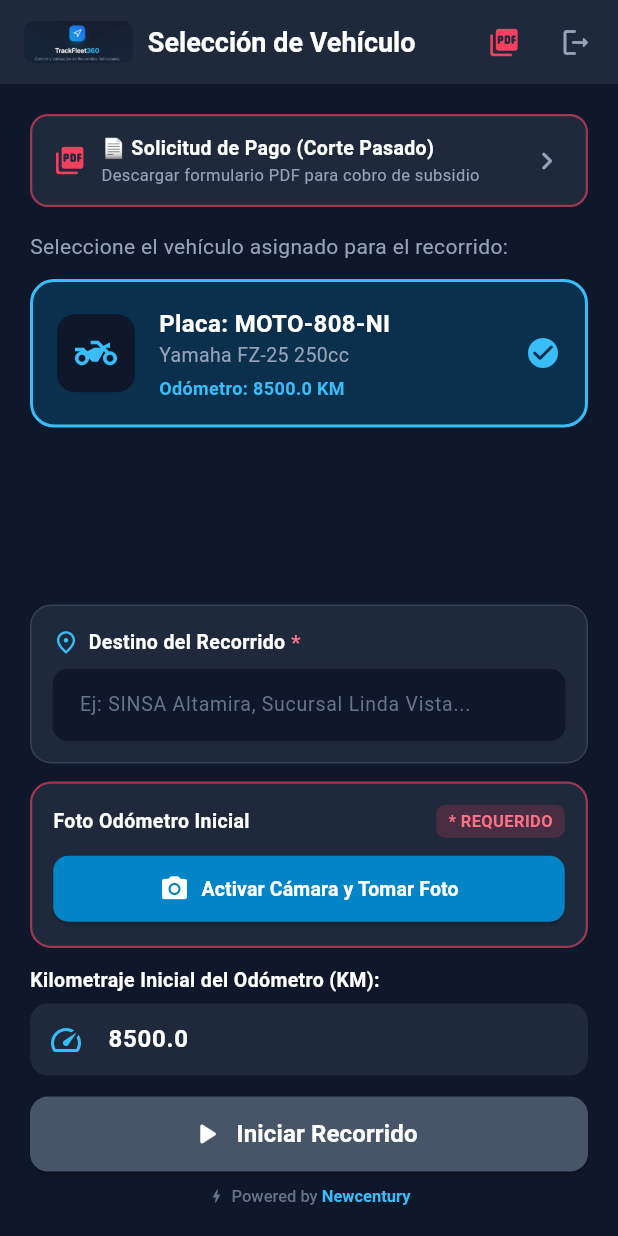
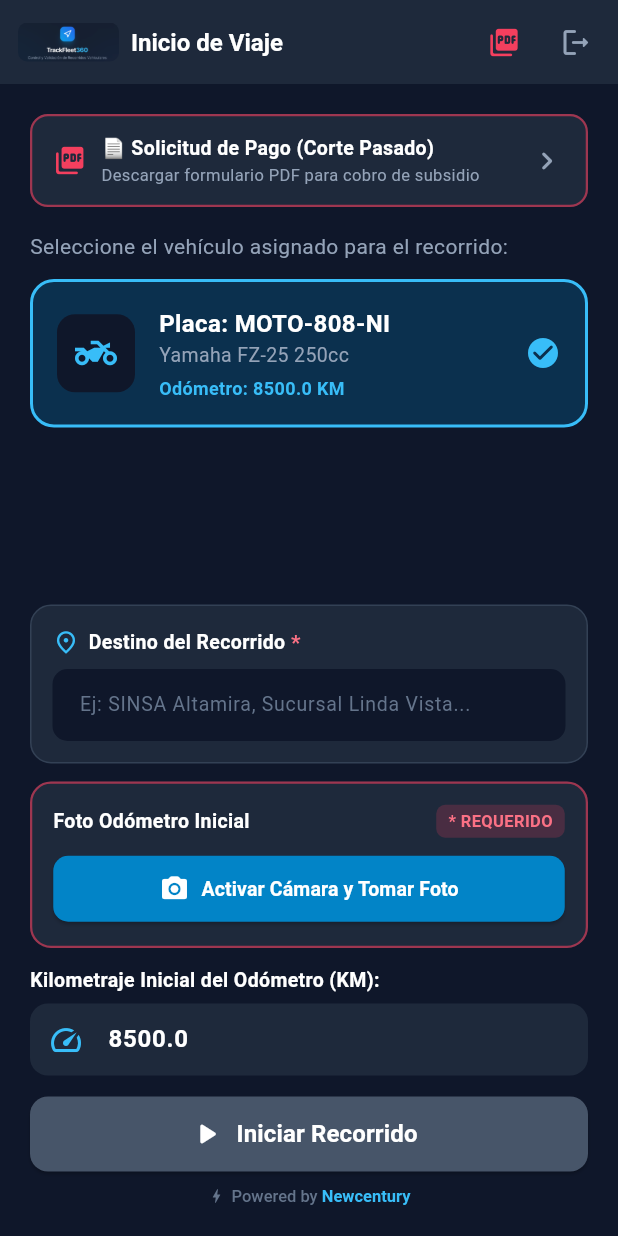
Before and after one commit to Marktuay/TrackFleet360, a Flutter app: the VehicleSelectScreen screen opened directly, on a phone screen of 412 x 824 dp. Run offline on Flutter 3.47's test engine with Material 3 defaults, Android fonts, the phone set to English and light mode, and no system bars; our stand-ins replace dio, flutter_secure_storage, geolocator, image_picker; accounts and stored records are empty; network calls fail.

Commit message:
fix(mobile): fix AppBar overflow by wrapping title in Expanded with ellipsis

```diff
--- a/mobile/lib/screens/vehicle_select_screen.dart
+++ b/mobile/lib/screens/vehicle_select_screen.dart
@@ -242,14 +242,21 @@ class _VehicleSelectScreenState extends State<VehicleSelectScreen> {
       backgroundColor: const Color(0xFF0F172A),
       appBar: AppBar(
         backgroundColor: const Color(0xFF1E293B),
+        titleSpacing: 12,
         title: Row(
           children: [
             ClipRRect(
               borderRadius: BorderRadius.circular(6),
-              child: Image.asset('assets/images/logo.png', height: 28, fit: BoxFit.contain),
+              child: Image.asset('assets/images/logo.png', height: 26, fit: BoxFit.contain),
             ),
-            const SizedBox(width: 10),
-            const Text('Selección de Vehículo', style: TextStyle(color: Colors.white, fontWeight: FontWeight.bold, fontSize: 18)),
+            const SizedBox(width: 8),
+            const Expanded(
+              child: Text(
+                'Inicio de Viaje',
+                style: TextStyle(color: Colors.white, fontWeight: FontWeight.bold, fontSize: 16),
+                overflow: TextOverflow.ellipsis,
+              ),
+            ),
           ],
         ),
         actions: [
```
